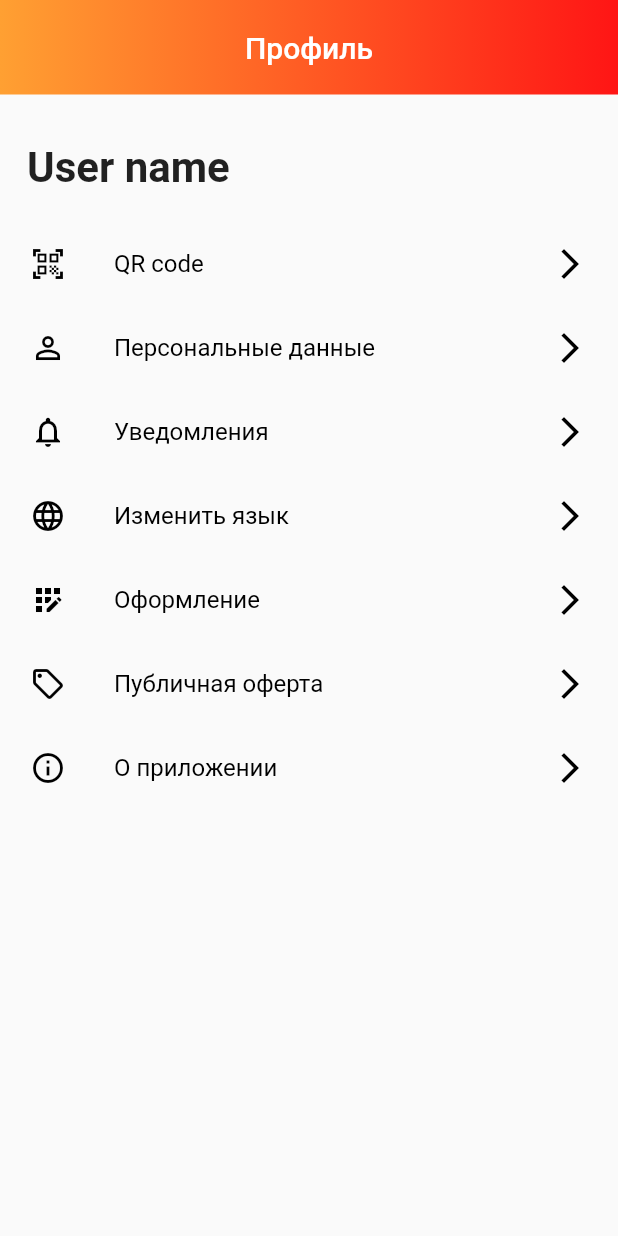
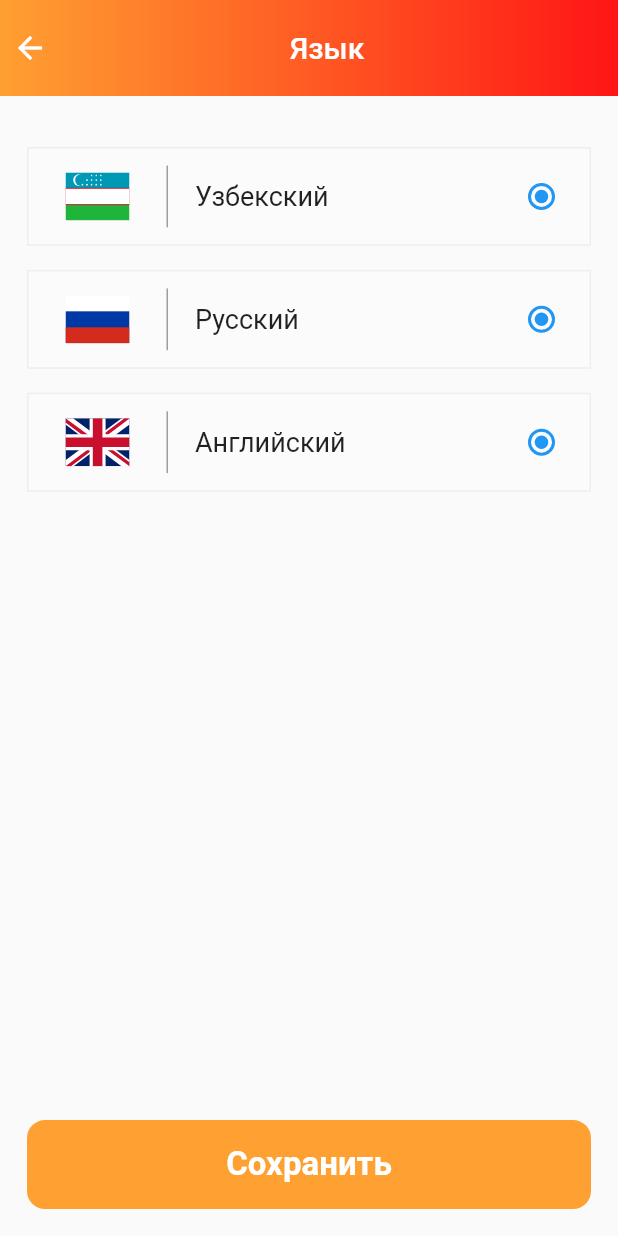
Before and after one commit to AbbosMamadaliyev/mango, a Flutter app: the ProfilePageBody screen opened directly, after a tap on "Изменить язык", on a phone screen of 412 x 824 dp. Run offline on Flutter 3.47's test engine with Material 2 defaults, Android fonts, the phone set to English and light mode, and no system bars; our stand-ins replace animated_bottom_navigation_bar, flutter_svg, mask_text_input_formatter; Roboto replaces fonts that are missing (Gilroy).

Commit message:
change language page

```diff
--- /dev/null
+++ b/lib/presentation/change_language_page/change_language_page.dart
@@ -0,0 +1,89 @@
+import 'package:flutter/material.dart';
+import 'package:mango/presentation/change_language_page/widgets/language_card_widget.dart';
+
+import '../../core/app_colors.dart';
+import '../constanta_widgets/custom_app_bar.dart';
+
+class ChangeLanguagePage extends StatefulWidget {
+  const ChangeLanguagePage({Key? key}) : super(key: key);
+
+  @override
+  _ChangeLanguagePageState createState() => _ChangeLanguagePageState();
+}
+
+class _ChangeLanguagePageState extends State<ChangeLanguagePage> {
+  @override
+  Widget build(BuildContext context) {
+    final size = MediaQuery.of(context).size;
+
+    return Scaffold(
+      appBar: buildPreferredSize(
+        context,
+        rightChildWidget: const SizedBox.shrink(),
+        leftChildWidget: GestureDetector(
+          onTap: () {
+            Navigator.of(context).pop();
+          },
+          child: const Icon(
+            Icons.arrow_back,
+            color: Colors.white,
+          ),
+        ),
+        title: 'Язык',
+      ),
+      body: Padding(
+        padding: const EdgeInsets.all(18.0),
+        child: Column(
+          mainAxisAlignment: MainAxisAlignment.spaceBetween,
+          children: [
+            Column(
+              children: [
+                LanguagesCardWidget(
+                  lang: 'Узбекский',
+                  value: 1,
+                  groupValue: 1,
+                  iconFlag: 'uz',
+                ),
+                LanguagesCardWidget(
+                  lang: 'Русский',
+                  value: 1,
+                  groupValue: 1,
+                  iconFlag: 'ru',
+                ),
+                LanguagesCardWidget(
+                  lang: 'Английский',
+                  value: 1,
+                  groupValue: 1,
+                  iconFlag: 'gb',
+                ),
+              ],
+            ),
+            GestureDetector(
+              onTap: () {
+                // --> func
+              },
+              child: Container(
+                height: size.height * 0.072,
+                width: size.width,
+                margin: EdgeInsets.only(top: size.height * 0.2),
+                alignment: Alignment.center,
+                decoration: BoxDecoration(
+                  color: AppColors.orangeLight,
+                  borderRadius: BorderRadius.circular(12),
+                ),
+                child: const Text(
+                  'Сохранить',
+                  style: TextStyle(
+                    fontSize: 22,
+                    fontWeight: FontWeight.w600,
+                    color: Colors.white,
+                  ),
+                ),
+              ),
+            ),
+          ],
+        ),
+      ),
+    );
+  }
+}
--- /dev/null
+++ b/lib/presentation/change_language_page/widgets/language_card_widget.dart
@@ -0,0 +1,76 @@
+import 'package:flutter/material.dart';
+import 'package:flutter_svg/svg.dart';
+import 'package:mango/presentation/change_language_page/widgets/verticcal_divider_widget.dart';
+
+class LanguagesCardWidget extends StatefulWidget {
+  final int value;
+  int groupValue;
+  final String lang;
+  final String iconFlag;
+
+  LanguagesCardWidget(
+      {Key? key,
+      required this.value,
+      required this.groupValue,
+      required this.lang,
+      required this.iconFlag})
+      : super(key: key);
+
+  @override
+  State<LanguagesCardWidget> createState() => _LanguagesCardWidgetState();
+}
+
+class _LanguagesCardWidgetState extends State<LanguagesCardWidget> {
+  @override
+  Widget build(BuildContext context) {
+    final size = MediaQuery.of(context).size;
+
+    return Container(
+      height: size.height * 0.08,
+      width: size.width,
+      padding: const EdgeInsets.only(left: 18, right: 8),
+      alignment: Alignment.center,
+      margin: const EdgeInsets.only(top: 16),
+      decoration: BoxDecoration(
+        border: Border.all(
+          color: const Color(0xffeeeeee),
+        ),
+        color: const Color(0xfffbfbfb),
+      ),
+      child: Row(
+        mainAxisAlignment: MainAxisAlignment.spaceBetween,
+        children: [
+          Row(
+            mainAxisAlignment: MainAxisAlignment.spaceBetween,
+            children: [
+              SizedBox(
+                height: 32,
+                width: 56,
+                child: SvgPicture.asset('assets/icons/${widget.iconFlag}.svg'),
+              ),
+              const Padding(
+                padding: EdgeInsets.symmetric(horizontal: 18.0),
+                child: VerticalDividerWidget(),
+              ),
+              Text(
+                widget.lang,
+                style: const TextStyle(
+                  fontSize: 18,
+                  fontFamily: 'Gilroy',
+                ),
+              ),
+            ],
+          ),
+          Radio(
+              value: widget.value,
+              groupValue: widget.groupValue,
+              onChanged: (int? value) {
+                setState(() {
+                  widget.groupValue = value!;
+                });
+              }),
+        ],
+      ),
+    );
+  }
+}
--- /dev/null
+++ b/lib/presentation/change_language_page/widgets/verticcal_divider_widget.dart
@@ -0,0 +1,16 @@
+import 'package:flutter/material.dart';
+
+class VerticalDividerWidget extends StatelessWidget {
+  const VerticalDividerWidget({Key? key}) : super(key: key);
+
+  @override
+  Widget build(BuildContext context) {
+    final size = MediaQuery.of(context).size;
+
+    return Container(
+      height: size.height * 0.05,
+      width: 1,
+      color: Colors.grey,
+    );
+  }
+}
--- a/lib/presentation/main_screen_bodies/profile_page_body/profile_page_body.dart
+++ b/lib/presentation/main_screen_bodies/profile_page_body/profile_page_body.dart
@@ -1,6 +1,7 @@
 import 'package:flutter/material.dart';
 import 'package:mango/presentation/qr_code_page/qr_code_page.dart';
 
+import '../../change_language_page/change_language_page.dart';
 import '../../constanta_widgets/custom_app_bar.dart';
 import '../../notifications_page/notifications_page.dart';
 import '../../profile_info_page/profile_info_page.dart';
@@ -50,7 +51,10 @@ class _ProfilePageBodyState extends State<ProfilePageBody> {
               Navigator.of(context).push(
                   MaterialPageRoute(builder: (context) => NotificationPage()));
             }),
-            _buildListTile('Изменить язык', Icons.language, () {}),
+            _buildListTile('Изменить язык', Icons.language, () {
+              Navigator.of(context).push(MaterialPageRoute(
+                  builder: (context) => ChangeLanguagePage()));
+            }),
             _buildListTile(
                 'Оформление', Icons.app_registration_outlined, () {}),
             _buildListTile(
--- a/pubspec.yaml
+++ b/pubspec.yaml
@@ -38,6 +38,7 @@ dependencies:
   convex_bottom_bar:
   mask_text_input_formatter: ^2.3.0
   provider:
+  flutter_svg:
 
 
 dev_dependencies:
@@ -66,6 +67,7 @@ flutter:
   assets:
     - assets/images/
     - assets/fonts/
+    - assets/icons/
   #   - images/a_dot_ham.jpeg
 
   # An image asset can refer to one or more resolution-specific "variants", see
```
Also changed, not shown: assets/icons/gb.svg (added), assets/icons/ru.svg (added), assets/icons/uz.svg (added), pubspec.lock.
